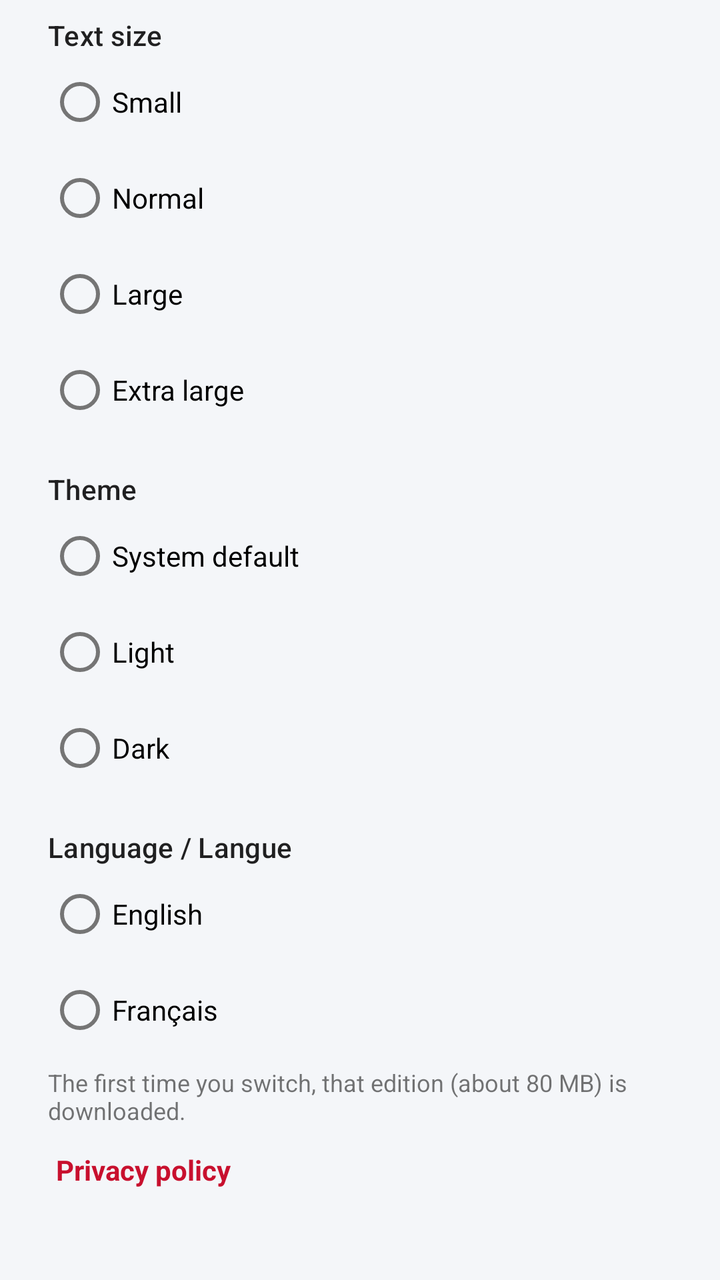
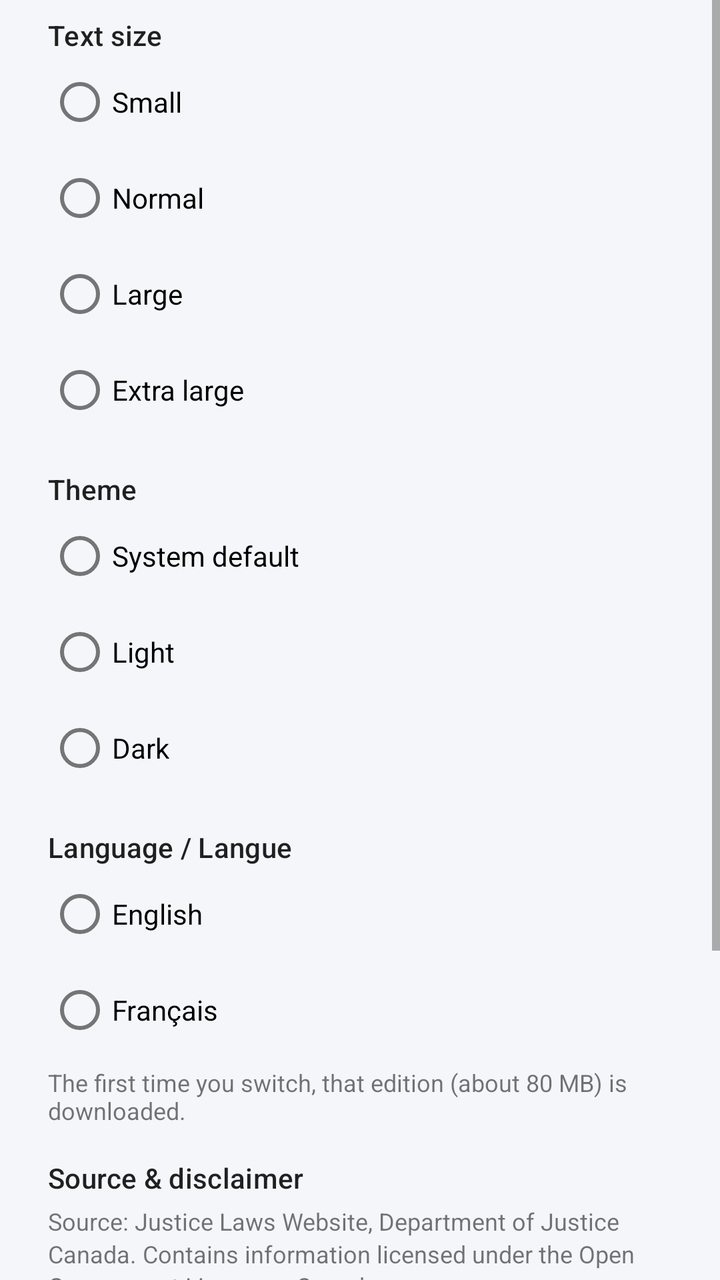

The first picture is an Android layout as it rendered before a commit; the second is the same layout after the commit. The layout source and the unified diff follow.
<!-- AndroidManifest.xml: application theme Theme.CaLaws -->
<!-- res/layout/dialog_settings.xml -->
<?xml version="1.0" encoding="utf-8"?>
<ScrollView xmlns:android="http://schemas.android.com/apk/res/android"
    android:layout_width="match_parent"
    android:layout_height="wrap_content">

    <LinearLayout
        android:layout_width="match_parent"
        android:layout_height="wrap_content"
        android:orientation="vertical"
        android:paddingHorizontal="24dp"
        android:paddingTop="8dp">

        <TextView
            style="@style/TextAppearance.MaterialComponents.Subtitle2"
            android:layout_width="match_parent"
            android:layout_height="wrap_content"
            android:text="@string/settings_font" />

        <RadioGroup
            android:id="@+id/fontGroup"
            android:layout_width="match_parent"
            android:layout_height="wrap_content">
            <RadioButton android:id="@+id/fontSmall" android:layout_width="match_parent" android:layout_height="wrap_content" android:text="@string/font_small" />
            <RadioButton android:id="@+id/fontNormal" android:layout_width="match_parent" android:layout_height="wrap_content" android:text="@string/font_normal" />
            <RadioButton android:id="@+id/fontLarge" android:layout_width="match_parent" android:layout_height="wrap_content" android:text="@string/font_large" />
            <RadioButton android:id="@+id/fontXLarge" android:layout_width="match_parent" android:layout_height="wrap_content" android:text="@string/font_xlarge" />
        </RadioGroup>

        <TextView
            style="@style/TextAppearance.MaterialComponents.Subtitle2"
            android:layout_width="match_parent"
            android:layout_height="wrap_content"
            android:layout_marginTop="16dp"
            android:text="@string/settings_theme" />

        <RadioGroup
            android:id="@+id/themeGroup"
            android:layout_width="match_parent"
            android:layout_height="wrap_content">
            <RadioButton android:id="@+id/themeSystem" android:layout_width="match_parent" android:layout_height="wrap_content" android:text="@string/theme_system" />
            <RadioButton android:id="@+id/themeLight" android:layout_width="match_parent" android:layout_height="wrap_content" android:text="@string/theme_light" />
            <RadioButton android:id="@+id/themeDark" android:layout_width="match_parent" android:layout_height="wrap_content" android:text="@string/theme_dark" />
        </RadioGroup>

        <TextView
            style="@style/TextAppearance.MaterialComponents.Subtitle2"
            android:layout_width="match_parent"
            android:layout_height="wrap_content"
            android:layout_marginTop="16dp"
            android:text="@string/settings_language" />

        <RadioGroup
            android:id="@+id/langGroup"
            android:layout_width="match_parent"
            android:layout_height="wrap_content">
            <RadioButton android:id="@+id/langEn" android:layout_width="match_parent" android:layout_height="wrap_content" android:text="@string/lang_en" />
            <RadioButton android:id="@+id/langFr" android:layout_width="match_parent" android:layout_height="wrap_content" android:text="@string/lang_fr" />
        </RadioGroup>

        <TextView
            android:layout_width="match_parent"
            android:layout_height="wrap_content"
            android:layout_marginTop="4dp"
            android:layout_marginBottom="8dp"
            android:text="@string/language_note"
            android:textSize="12sp" />

        <TextView
            android:id="@+id/privacyLink"
            android:layout_width="wrap_content"
            android:layout_height="wrap_content"
            android:layout_marginBottom="12dp"
            android:background="?attr/selectableItemBackground"
            android:padding="4dp"
            android:text="@string/privacy_policy"
            android:textColor="@color/accent"
            android:textSize="14sp"
            android:textStyle="bold" />
    </LinearLayout>
</ScrollView>
<!-- resources referenced by this layout -->
<resources>
  <color name="accent">#C8102E</color>
  <string name="font_large">Large</string>
  <string name="font_normal">Normal</string>
  <string name="font_small">Small</string>
  <string name="font_xlarge">Extra large</string>
  <string name="lang_en">English</string>
  <string name="lang_fr">Français</string>
  <string name="language_note">The first time you switch, that edition (about 80 MB) is downloaded.</string>
  <string name="privacy_policy">Privacy policy</string>
  <string name="settings_font">Text size</string>
  <string name="settings_language">Language / Langue</string>
  <string name="settings_theme">Theme</string>
  <string name="theme_dark">Dark</string>
  <string name="theme_light">Light</string>
  <string name="theme_system">System default</string>
  <style name="Theme.CaLaws" parent="Theme.MaterialComponents.DayNight.NoActionBar">
          <item name="colorPrimary">@color/primary</item>
          <item name="colorPrimaryDark">@color/primaryDark</item>
          <item name="colorAccent">@color/accent</item>
          <item name="android:windowBackground">@color/screenBackground</item>
          <item name="android:statusBarColor">@color/primary</item>
      </style>
  <color name="primary">#1A3C6E</color>
  <color name="primaryDark">#122A4E</color>
  <color name="screenBackground">#F4F6F9</color>
</resources>

<!-- the commit's change to res/layout/dialog_settings.xml (unified diff, before → after) -->
@@ -66,6 +66,63 @@
             android:textSize="12sp" />
 
         <TextView
+            style="@style/TextAppearance.MaterialComponents.Subtitle2"
+            android:layout_width="match_parent"
+            android:layout_height="wrap_content"
+            android:layout_marginTop="8dp"
+            android:text="@string/about_title" />
+
+        <TextView
+            android:layout_width="match_parent"
+            android:layout_height="wrap_content"
+            android:layout_marginTop="4dp"
+            android:lineSpacingMultiplier="1.15"
+            android:text="@string/about_attribution"
+            android:textSize="12sp" />
+
+        <TextView
+            android:id="@+id/linkSource"
+            android:layout_width="wrap_content"
+            android:layout_height="wrap_content"
+            android:background="?attr/selectableItemBackground"
+            android:padding="4dp"
+            android:text="@string/link_source"
+            android:textColor="@color/accent"
+            android:textSize="13sp"
+            android:textStyle="bold" />
+
+        <TextView
+            android:id="@+id/linkLicence"
+            android:layout_width="wrap_content"
+            android:layout_height="wrap_content"
+            android:background="?attr/selectableItemBackground"
+            android:padding="4dp"
+            android:text="@string/link_licence"
+            android:textColor="@color/accent"
+            android:textSize="13sp"
+            android:textStyle="bold" />
+
+        <TextView
+            android:id="@+id/linkOpenData"
+            android:layout_width="wrap_content"
+            android:layout_height="wrap_content"
+            android:background="?attr/selectableItemBackground"
+            android:padding="4dp"
+            android:text="@string/link_open_data"
+            android:textColor="@color/accent"
+            android:textSize="13sp"
+            android:textStyle="bold" />
+
+        <TextView
+            android:layout_width="match_parent"
+            android:layout_height="wrap_content"
+            android:layout_marginTop="6dp"
+            android:layout_marginBottom="8dp"
+            android:lineSpacingMultiplier="1.15"
+            android:text="@string/about_disclaimer"
+            android:textSize="12sp" />
+
+        <TextView
             android:id="@+id/privacyLink"
             android:layout_width="wrap_content"
             android:layout_height="wrap_content"
<!-- resource entries referenced after the edit -->
@@ -1,6 +1,9 @@
 <!-- resources referenced by this layout -->
 <resources>
   <color name="accent">#C8102E</color>
+  <string name="about_attribution">Source: Justice Laws Website, Department of Justice Canada. Contains information licensed under the Open Government Licence – Canada.</string>
+  <string name="about_disclaimer">This app is not an official government app and is not affiliated with or endorsed by the Government of Canada. Consolidated laws are provided for convenience only and are not legal advice; for official use, consult the official sources.</string>
+  <string name="about_title">Source &amp; disclaimer</string>
   <string name="font_large">Large</string>
   <string name="font_normal">Normal</string>
   <string name="font_small">Small</string>
@@ -8,6 +11,9 @@
   <string name="lang_en">English</string>
   <string name="lang_fr">Français</string>
   <string name="language_note">The first time you switch, that edition (about 80 MB) is downloaded.</string>
+  <string name="link_licence">Open Government Licence – Canada</string>
+  <string name="link_open_data">Open data (XML)</string>
+  <string name="link_source">Official source: Justice Laws Website</string>
   <string name="privacy_policy">Privacy policy</string>
   <string name="settings_font">Text size</string>
   <string name="settings_language">Language / Langue</string>
